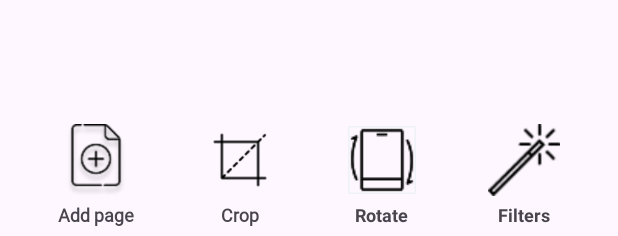
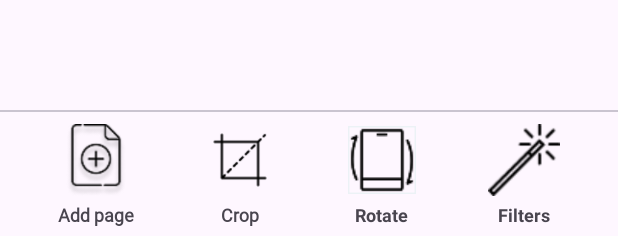
Before and after one commit to Gelya666/scan, an Android app built with Jetpack Compose: the layout activity_photo_view_pager.xml on its own in the app's theme, with its tools: preview values and no code run, on a phone screen of 412 x 824 dp. Shown: the part 997-1233 px from the top of the screen. Run offline under Robolectric (Android 15) with nearby library versions, the phone set to English and light mode, and no system bars.

Commit message:
add tabLayout

```diff
--- a/scanner2/app/src/main/res/layout/activity_photo_view_pager.xml
+++ b/scanner2/app/src/main/res/layout/activity_photo_view_pager.xml
@@ -13,6 +13,14 @@
         android:layout_height="match_parent"
         app:layout_constraintTop_toTopOf="parent"
         tools:layout_editor_absoluteX="-16dp" />
+
+    <com.google.android.material.tabs.TabLayout
+        android:id="@+id/tabLayout"
+        android:layout_width="match_parent"
+        android:layout_height="wrap_content"
+        app:layout_constraintBottom_toTopOf="@+id/it2"
+        app:layout_constraintEnd_toEndOf="parent"
+        app:layout_constraintStart_toStartOf="parent" />
 
     <Button
             android:id="@+id/btnUndo"
```
Also changed, not shown: scanner2/app/src/main/java/com/example/scanner/PhotoViewPagerActivity.kt (+8 -0 lines).
